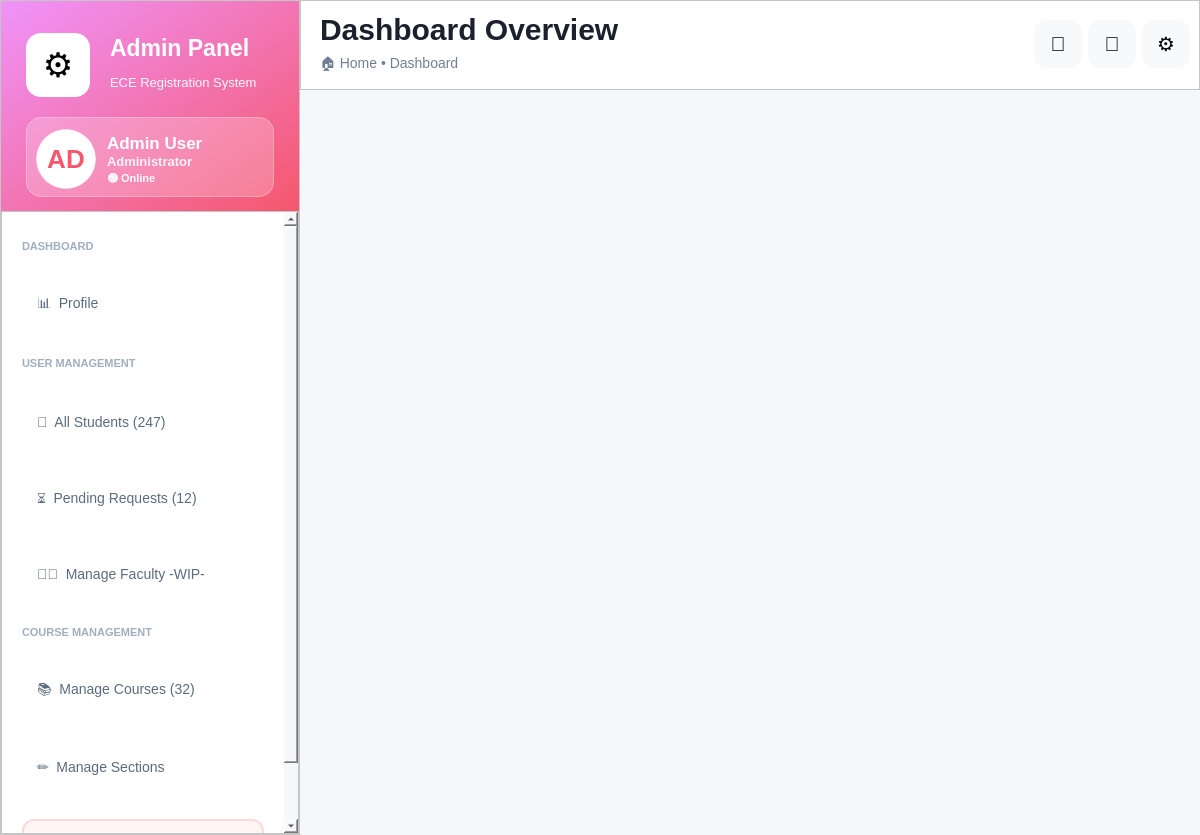
This is app_ui/admin_ui/admin_dashboard.ui in Yasser-Daffa/ECE-Course-Registeration as Qt 5 draws it before an edit. The edited form follows.
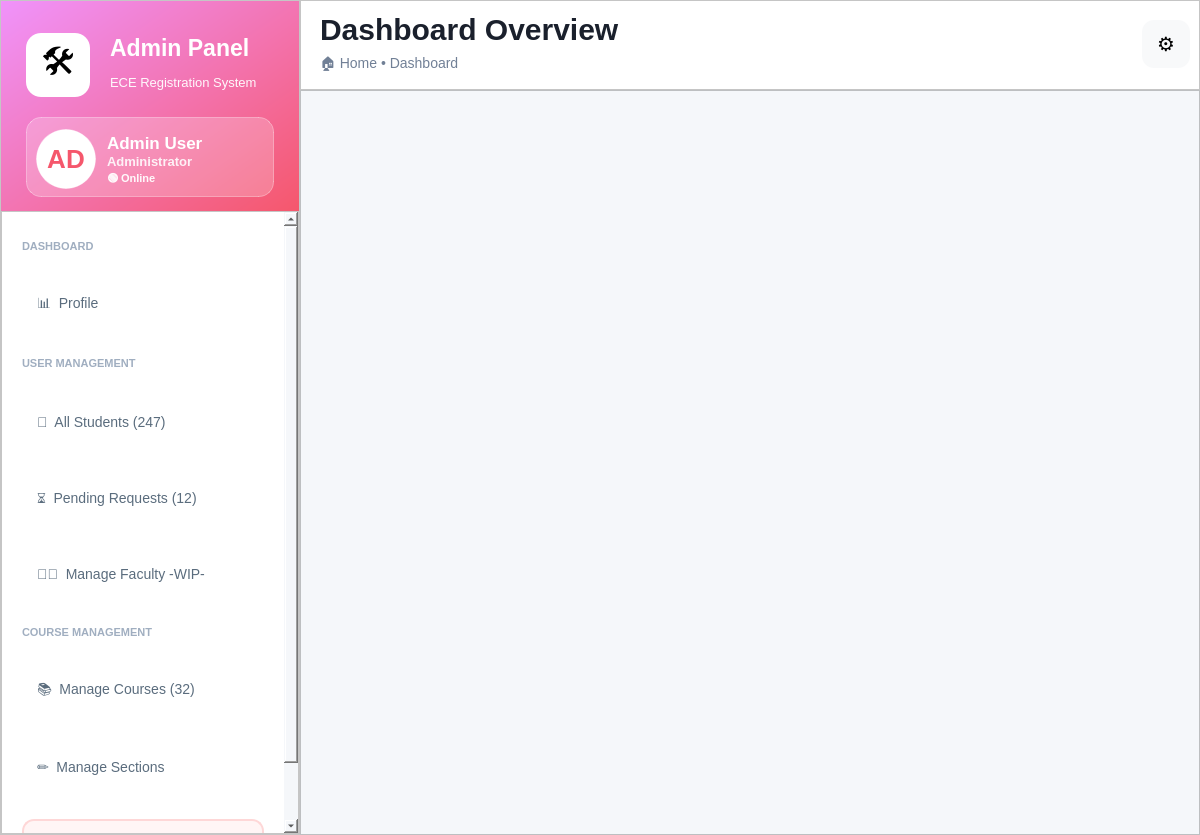
This is the edited form.

Commit message: improved scroll table for section and all students

Diff of the .ui file:
```diff
--- a/app_ui/admin_ui/admin_dashboard.ui
+++ b/app_ui/admin_ui/admin_dashboard.ui
@@ -131,7 +131,7 @@
                <string notr="true">background-color: white; border-radius: 15px; font-size: 34px;</string>
               </property>
               <property name="text">
-               <string>⚙️</string>
+               <string>🛠️</string>
               </property>
               <property name="alignment">
                <set>Qt::AlignmentFlag::AlignCenter</set>
@@ -1010,122 +1010,32 @@
             </property>
            </spacer>
           </item>
-          <item row="0" column="5">
-           <widget class="QPushButton" name="btnNotifications">
-            <property name="minimumSize">
-             <size>
-              <width>48</width>
-              <height>48</height>
-             </size>
-            </property>
-            <property name="maximumSize">
-             <size>
-              <width>48</width>
-              <height>48</height>
-             </size>
-            </property>
-            <property name="cursor">
-             <cursorShape>PointingHandCursor</cursorShape>
-            </property>
-            <property name="styleSheet">
-             <string notr="true">QPushButton { background-color: #f8f9fa; border: none; border-radius: 12px; font-size: 20px; } QPushButton:hover { background-color: #e8ecf1; }</string>
-            </property>
-            <property name="text">
-             <string>🔔</string>
-            </property>
-           </widget>
-          </item>
-          <item row="0" column="6">
-           <widget class="QPushButton" name="btnMessages">
-            <property name="minimumSize">
-             <size>
-              <width>48</width>
-              <height>48</height>
-             </size>
-            </property>
-            <property name="maximumSize">
-             <size>
-              <width>48</width>
-              <height>48</height>
-             </size>
-            </property>
-            <property name="cursor">
-             <cursorShape>PointingHandCursor</cursorShape>
-            </property>
-            <property name="styleSheet">
-             <string notr="true">QPushButton { background-color: #f8f9fa; border: none; border-radius: 12px; font-size: 20px; } QPushButton:hover { background-color: #e8ecf1; }</string>
-            </property>
-            <property name="text">
-             <string>💬</string>
-            </property>
-           </widget>
-          </item>
          </layout>
         </widget>
        </item>
        <item>
-        <widget class="QScrollArea" name="contentScrollArea">
-         <property name="styleSheet">
-          <string notr="true">background-color: #f5f7fa; border: none;</string>
+        <widget class="QFrame" name="frame">
+         <property name="frameShape">
+          <enum>QFrame::Shape::StyledPanel</enum>
          </property>
-         <property name="widgetResizable">
-          <bool>true</bool>
+         <property name="frameShadow">
+          <enum>QFrame::Shadow::Raised</enum>
          </property>
-         <widget class="QWidget" name="scrollContent">
-          <property name="geometry">
-           <rect>
-            <x>0</x>
-            <y>0</y>
-            <width>900</width>
-            <height>745</height>
-           </rect>
-          </property>
-          <property name="styleSheet">
-           <string notr="true">background-color: #f5f7fa;</string>
-          </property>
-          <layout class="QVBoxLayout" name="scrollContentLayout">
-           <property name="spacing">
-            <number>32</number>
-           </property>
-           <property name="leftMargin">
-            <number>40</number>
-           </property>
-           <property name="topMargin">
-            <number>38</number>
-           </property>
-           <property name="rightMargin">
-            <number>40</number>
-           </property>
-           <property name="bottomMargin">
-            <number>38</number>
-           </property>
-           <item>
-            <widget class="QFrame" name="frame">
-             <property name="frameShape">
-              <enum>QFrame::Shape::StyledPanel</enum>
-             </property>
-             <property name="frameShadow">
-              <enum>QFrame::Shadow::Raised</enum>
-             </property>
-             <layout class="QVBoxLayout" name="verticalLayout_3">
-              <item>
-               <widget class="QStackedWidget" name="stackedWidget">
-                <property name="currentIndex">
-                 <number>5</number>
-                </property>
-                <widget class="QWidget" name="page0Profile"/>
-                <widget class="QWidget" name="page1AllStudents"/>
-                <widget class="QWidget" name="page2PendingRequests"/>
-                <widget class="QWidget" name="page3ManageFaculty"/>
-                <widget class="QWidget" name="page4ManageCourses"/>
-                <widget class="QWidget" name="page5ManageSections"/>
-               </widget>
-              </item>
-             </layout>
-            </widget>
-           </item>
-          </layout>
-         </widget>
+         <layout class="QVBoxLayout" name="verticalLayout_3">
+          <item>
+           <widget class="QStackedWidget" name="stackedWidget">
+            <property name="currentIndex">
+             <number>5</number>
+            </property>
+            <widget class="QWidget" name="page0Profile"/>
+            <widget class="QWidget" name="page1AllStudents"/>
+            <widget class="QWidget" name="page2PendingRequests"/>
+            <widget class="QWidget" name="page3ManageFaculty"/>
+            <widget class="QWidget" name="page4ManageCourses"/>
+            <widget class="QWidget" name="page5ManageSections"/>
+           </widget>
+          </item>
+         </layout>
         </widget>
        </item>
       </layout>
```
Left out of the diff: 69 changed lines with no effect on the pictures. The commit also changes 10 other files.
